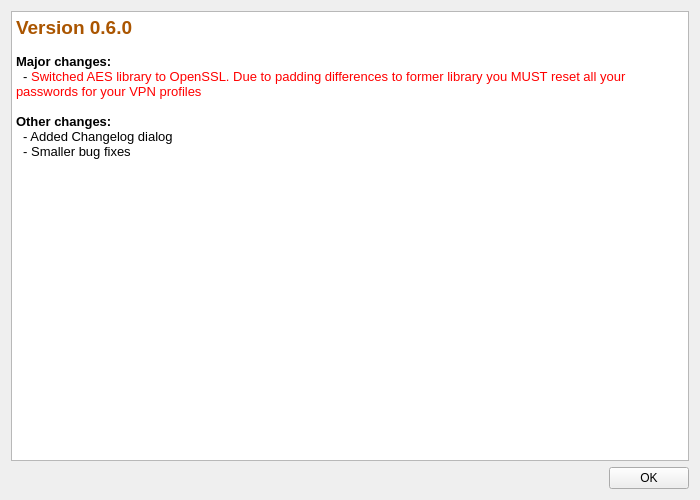
Before: the Qt Designer form openfortigui/vpnchangelog.ui in theinvisible/openfortigui, drawn with Qt 5.
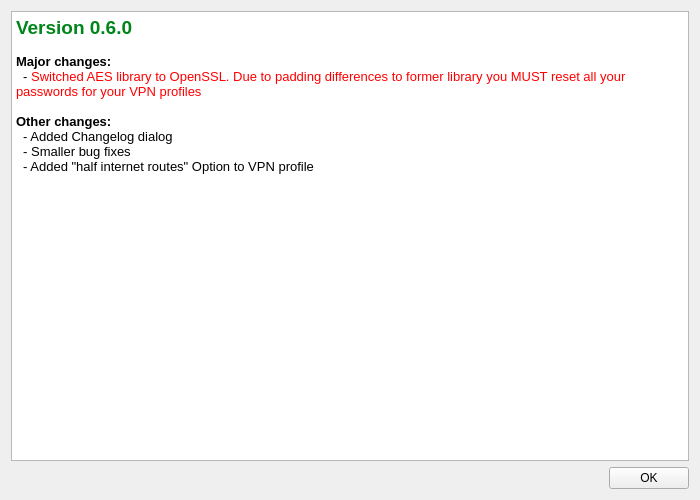
After: the same form once the commit is applied.

Commit message: Added option "half internet routes" to VPN profile Translations update

```diff
--- a/openfortigui/vpnchangelog.ui
+++ b/openfortigui/vpnchangelog.ui
@@ -21,14 +21,15 @@
 &lt;html&gt;&lt;head&gt;&lt;meta name=&quot;qrichtext&quot; content=&quot;1&quot; /&gt;&lt;style type=&quot;text/css&quot;&gt;
 p, li { white-space: pre-wrap; }
 &lt;/style&gt;&lt;/head&gt;&lt;body style=&quot; font-family:'Noto Sans'; font-size:10pt; font-weight:400; font-style:normal;&quot;&gt;
-&lt;p style=&quot; margin-top:0px; margin-bottom:0px; margin-left:0px; margin-right:0px; -qt-block-indent:0; text-indent:0px;&quot;&gt;&lt;span style=&quot; font-size:14pt; font-weight:600; color:#aa5500;&quot;&gt;Version 0.6.0&lt;/span&gt;&lt;/p&gt;
+&lt;p style=&quot; margin-top:0px; margin-bottom:0px; margin-left:0px; margin-right:0px; -qt-block-indent:0; text-indent:0px;&quot;&gt;&lt;span style=&quot; font-size:14pt; font-weight:600; color:#00851b;&quot;&gt;Version 0.6.0&lt;/span&gt;&lt;/p&gt;
 &lt;p style=&quot;-qt-paragraph-type:empty; margin-top:0px; margin-bottom:0px; margin-left:0px; margin-right:0px; -qt-block-indent:0; text-indent:0px; font-weight:600;&quot;&gt;&lt;br /&gt;&lt;/p&gt;
 &lt;p style=&quot; margin-top:0px; margin-bottom:0px; margin-left:0px; margin-right:0px; -qt-block-indent:0; text-indent:0px;&quot;&gt;&lt;span style=&quot; font-weight:600;&quot;&gt;Major changes:&lt;/span&gt;&lt;/p&gt;
 &lt;p style=&quot; margin-top:0px; margin-bottom:0px; margin-left:0px; margin-right:0px; -qt-block-indent:0; text-indent:0px;&quot;&gt;&lt;span style=&quot; font-weight:600;&quot;&gt; &lt;/span&gt; - &lt;span style=&quot; color:#ff0000;&quot;&gt;Switched AES library to OpenSSL. Due to padding differences to former library you MUST reset all your passwords for your VPN profiles&lt;/span&gt;&lt;/p&gt;
 &lt;p style=&quot;-qt-paragraph-type:empty; margin-top:0px; margin-bottom:0px; margin-left:0px; margin-right:0px; -qt-block-indent:0; text-indent:0px; font-weight:600;&quot;&gt;&lt;br /&gt;&lt;/p&gt;
 &lt;p style=&quot; margin-top:0px; margin-bottom:0px; margin-left:0px; margin-right:0px; -qt-block-indent:0; text-indent:0px;&quot;&gt;&lt;span style=&quot; font-weight:600;&quot;&gt;Other changes:&lt;/span&gt;&lt;/p&gt;
 &lt;p style=&quot; margin-top:0px; margin-bottom:0px; margin-left:0px; margin-right:0px; -qt-block-indent:0; text-indent:0px;&quot;&gt;  - Added Changelog dialog&lt;/p&gt;
-&lt;p style=&quot; margin-top:0px; margin-bottom:0px; margin-left:0px; margin-right:0px; -qt-block-indent:0; text-indent:0px;&quot;&gt;  - Smaller bug fixes&lt;/p&gt;&lt;/body&gt;&lt;/html&gt;</string>
+&lt;p style=&quot; margin-top:0px; margin-bottom:0px; margin-left:0px; margin-right:0px; -qt-block-indent:0; text-indent:0px;&quot;&gt;  - Smaller bug fixes&lt;/p&gt;
+&lt;p style=&quot; margin-top:0px; margin-bottom:0px; margin-left:0px; margin-right:0px; -qt-block-indent:0; text-indent:0px;&quot;&gt;  - Added &amp;quot;half internet routes&amp;quot; Option to VPN profile&lt;/p&gt;&lt;/body&gt;&lt;/html&gt;</string>
      </property>
     </widget>
    </item>
```
The commit also changes 10 other files.
